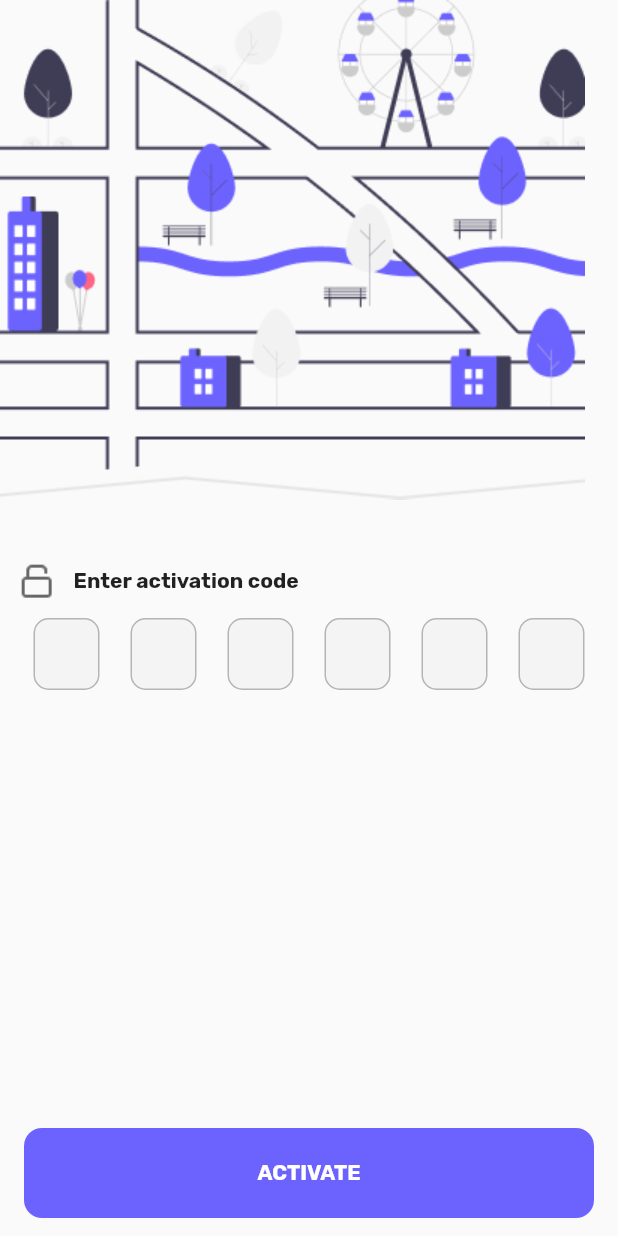
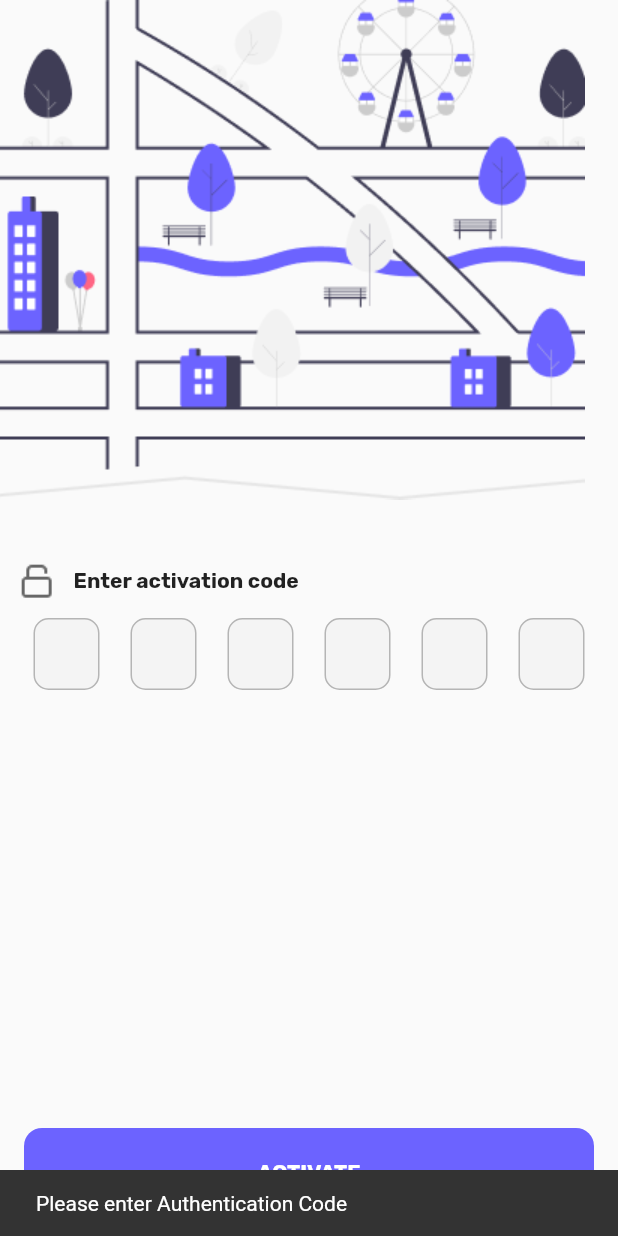
Before and after one commit to sjtsh/createBeat, a Flutter app: the screen it shows after launch, after a tap on "ACTIVATE", on a phone screen of 412 x 824 dp. Run offline on Flutter 3.47's test engine with Material 2 defaults, Android fonts, the phone set to English and light mode, and no system bars; drawn by our look-alikes of otp_text_field; our stand-ins replace dotted_border, dropdown_search, expandable, file_picker, flutter_slidable, geolocator and 5 more; missing offline and left inert: gpx; accounts and stored records are empty.

Commit message:
validation in activation screen

```diff
--- a/lib/ActivationScreen/ActivationScreen.dart
+++ b/lib/ActivationScreen/ActivationScreen.dart
@@ -73,13 +73,14 @@ class ActivationScreen extends StatelessWidget {
                 ),
                 MaterialButton(
                   onPressed: () {
+                if(authPin.isNotEmpty || authPin.length==6){
                   AuthService()
                       .checkLogIn(
                     int.parse(authPin),
                   )
                       .then(
                     (value) {
-                        if (value) {
+                      if (value == true) {
                         Navigator.push(
                           context,
                           MaterialPageRoute(
@@ -94,9 +95,16 @@ class ActivationScreen extends StatelessWidget {
                             int.parse(authPin),
                           ),
                         );
+                      } else {
+                        ScaffoldMessenger.of(context).showSnackBar(const SnackBar(
+                            content: Text("Invalid Authentication Code")));
                       }
                     },
                   );
+                }else{
+                  ScaffoldMessenger.of(context).showSnackBar(const SnackBar(
+                      content: Text("Please enter Authentication Code")));
+                }
               },
                   child: Container(
                     height: 60,
--- a/lib/NewUI/Distributor.dart
+++ b/lib/NewUI/Distributor.dart
@@ -3,7 +3,6 @@ import 'package:nearestbeats/Backend/Entity/Beat.dart';
 import 'package:nearestbeats/Backend/Service/BeatService.dart';
 import 'package:nearestbeats/GpxFileRead/GpxFileRead.dart';
 
-import 'package:nearestbeats/NewUI/UploadFile.dart';
 
 import 'package:nearestbeats/data.dart';
 
```
Also changed, not shown: lib/NewUI/DistributorRegion.dart (+7 -6 lines), lib/NewUI/UploadFile.dart (deleted, +0 -101 lines), lib/NewUI/futureDistributorRegion.dart (+0 -9 lines). Lines whose indentation alone changed are shown as unchanged.
